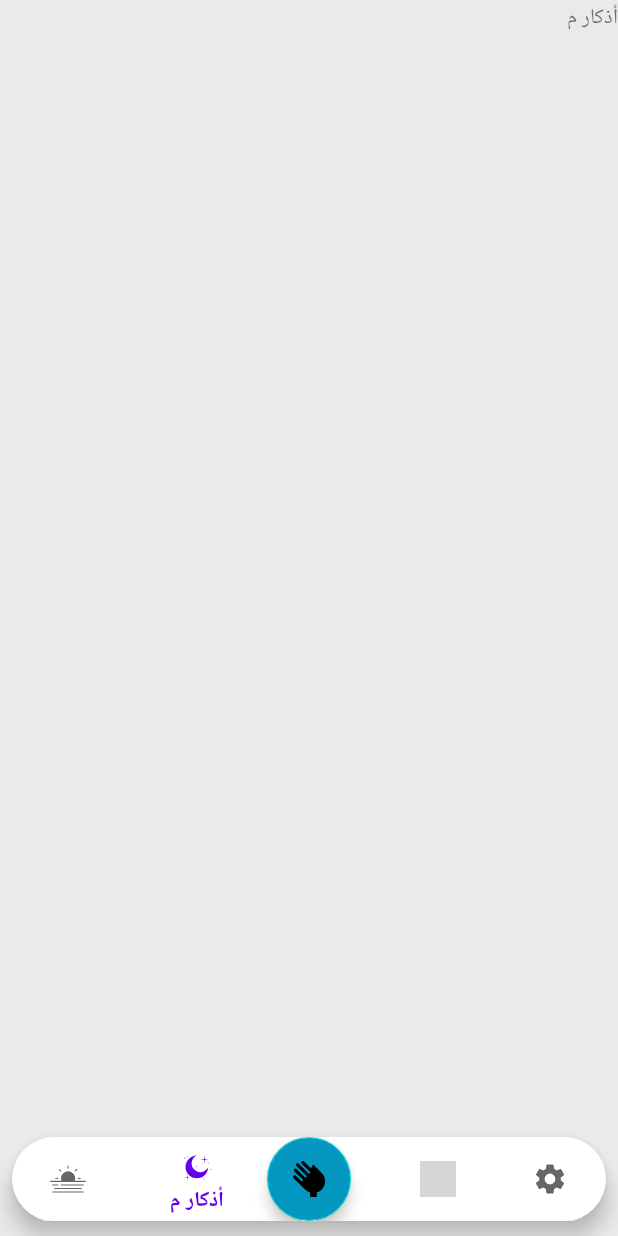
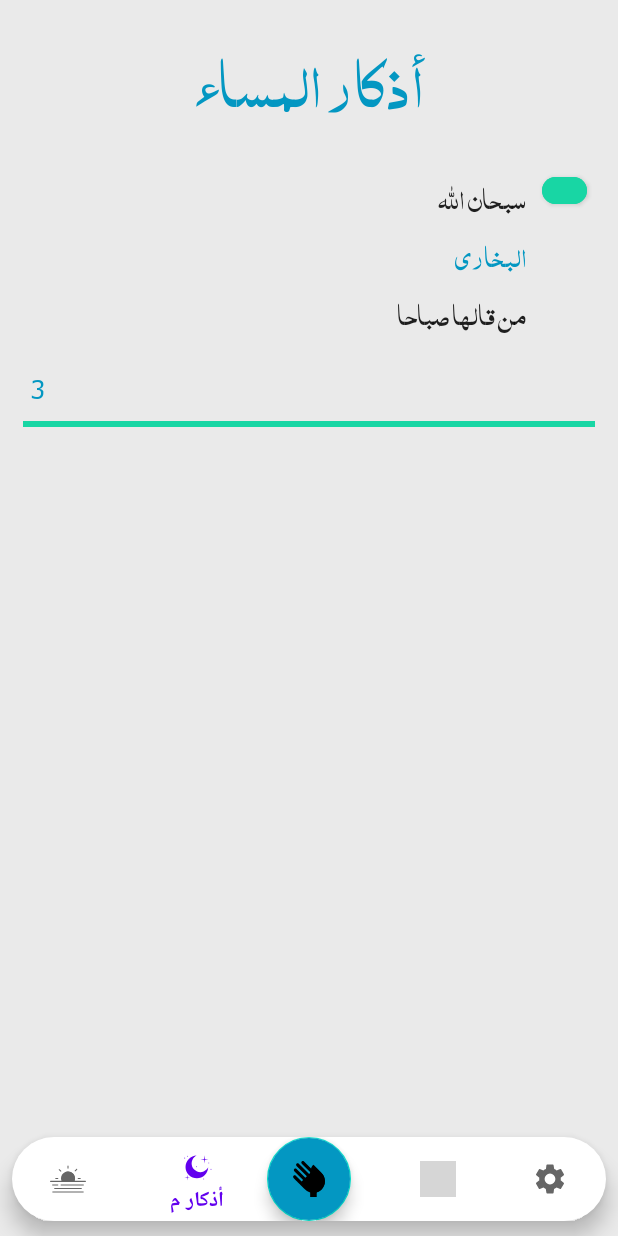
Before and after one commit to AhmedMohamedAbdelmohsen/DigiSebha, an Android app: the screen it shows after launch (MainActivity), item 2 of the bottom bar chosen, on a phone screen of 412 x 824 dp. Run offline under Robolectric (Android 15) with nearby library versions, the phone set to English and light mode, and no system bars; our stand-ins replace Room's generated code, navigation-ui; Roboto replaces fonts that are not available here; 1 statement that could not run was skipped; grey boxes are pictures that could not be loaded.

Commit message:
DigiSebha

```diff
--- a/app/build.gradle
+++ b/app/build.gradle
@@ -59,4 +59,6 @@ dependencies {
     // LiveData
     implementation "androidx.lifecycle:lifecycle-livedata:2.2.0"
 
+
+
 }
--- /dev/null
+++ b/app/src/main/java/com/example/digisebhaa/Data.java
@@ -0,0 +1,13 @@
+package com.example.digisebhaa;
+
+import com.example.digisebhaa.pojo.SebhaDao;
+import com.example.digisebhaa.pojo.SebhaModel;
+
+public class Data {
+    public void getAllData(SebhaDao sebhaDao) {
+        sebhaDao.insert(new SebhaModel("لا إله الا الله", "البخاري", "من قالها صباحا", 3, 0));
+        sebhaDao.insert(new SebhaModel("سبحان الله", "البخاري", "من قالها صباحا", 3, 1));
+        sebhaDao.insert(new SebhaModel("الحمد لله", "البخاري", "من قالها صباحا", 3, 2));
+
+    }
+}
--- a/app/src/main/java/com/example/digisebhaa/EveningFragment.java
+++ b/app/src/main/java/com/example/digisebhaa/EveningFragment.java
@@ -1,17 +1,23 @@
 package com.example.digisebhaa;
 
+import android.graphics.Typeface;
 import android.os.Bundle;
+import android.view.LayoutInflater;
+import android.view.View;
+import android.view.ViewGroup;
 
 import androidx.annotation.NonNull;
 import androidx.annotation.Nullable;
 import androidx.fragment.app.Fragment;
-
-import android.view.LayoutInflater;
-import android.view.View;
-import android.view.ViewGroup;
+import androidx.lifecycle.Observer;
+import androidx.lifecycle.ViewModelProvider;
+import androidx.recyclerview.widget.LinearLayoutManager;
 
 import com.example.digisebhaa.databinding.FragmentEveningBinding;
+import com.example.digisebhaa.pojo.SebhaModel;
 import com.google.android.material.bottomnavigation.BottomNavigationView;
+
+import java.util.List;
 
 
 /**
@@ -20,6 +26,8 @@ import com.google.android.material.bottomnavigation.BottomNavigationView;
 public class EveningFragment extends Fragment {
 
     private FragmentEveningBinding binding;
+    private SebhaViewModel viewModel;
+    private Typeface typeface;
 
     public EveningFragment() {
         // Required empty public constructor
@@ -39,7 +47,24 @@ public class EveningFragment extends Fragment {
     public void onViewCreated(@NonNull View view, @Nullable Bundle savedInstanceState) {
         super.onViewCreated(view, savedInstanceState);
         BottomNavigationView bottomNavigationView = getActivity().findViewById(R.id.bottom_nav_bar);
-        bottomNavigationView.setVisibility(view.VISIBLE);
+        bottomNavigationView.setVisibility(View.VISIBLE);
+        typeface = Typeface.createFromAsset(getActivity().getAssets(), "almushaf.ttf");
+        binding.tvTitle.setTypeface(typeface);
 
     }
+
+    @Override
+    public void onActivityCreated(@Nullable Bundle savedInstanceState) {
+        super.onActivityCreated(savedInstanceState);
+        final SebhaListAdapter adapter = new SebhaListAdapter(getActivity());
+        binding.rvEveningDhikr.setLayoutManager(new LinearLayoutManager(getActivity()));
+        binding.rvEveningDhikr.setAdapter(adapter);
+        viewModel = new ViewModelProvider(getActivity()).get(SebhaViewModel.class);
+        viewModel.GetAllEveningDhikr().observe(getViewLifecycleOwner(), new Observer<List<SebhaModel>>() {
+            @Override
+            public void onChanged(List<SebhaModel> words) {
+                adapter.setList(words);
+            }
+        });
+    }
 }
--- a/app/src/main/java/com/example/digisebhaa/SebhaDataBase.java
+++ b/app/src/main/java/com/example/digisebhaa/SebhaDataBase.java
@@ -2,15 +2,15 @@ package com.example.digisebhaa;
 
 import android.content.Context;
 import android.os.AsyncTask;
-
-import com.example.digisebhaa.pojo.SebhaModel;
-import com.example.digisebhaa.pojo.SebhaDao;
 
 import androidx.annotation.NonNull;
 import androidx.room.Database;
 import androidx.room.Room;
 import androidx.room.RoomDatabase;
 import androidx.sqlite.db.SupportSQLiteDatabase;
+
+import com.example.digisebhaa.pojo.SebhaDao;
+import com.example.digisebhaa.pojo.SebhaModel;
 
 @Database(entities = {SebhaModel.class}, version = 3, exportSchema = false)
 public abstract class SebhaDataBase extends RoomDatabase {
@@ -51,9 +51,10 @@ public abstract class SebhaDataBase extends RoomDatabase {
         @Override
         protected Void doInBackground(final Void... voids) {
             sebhaDao.deleteALL();
-
-            sebhaDao.insert(new SebhaModel("لا إله الا الله", "البخاري", "من قالها صباحا", 3, 0));
-            sebhaDao.insert(new SebhaModel("سبحان الله", "البخاري", "من قالها صباحا", 3, 0));
+            Data data = new Data();
+            data.getAllData(sebhaDao);
+//            sebhaDao.insert(new SebhaModel("لا إله الا الله", "البخاري", "من قالها صباحا", 3, 0));
+//            sebhaDao.insert(new SebhaModel("سبحان الله", "البخاري", "من قالها صباحا", 3, 1));
             return null;
 
         }
--- a/app/src/main/java/com/example/digisebhaa/SebhaListAdapter.java
+++ b/app/src/main/java/com/example/digisebhaa/SebhaListAdapter.java
@@ -1,6 +1,7 @@
 package com.example.digisebhaa;
 
 import android.content.Context;
+import android.graphics.Typeface;
 import android.view.LayoutInflater;
 import android.view.View;
 import android.view.ViewGroup;
@@ -27,7 +28,7 @@ public class SebhaListAdapter extends RecyclerView.Adapter<SebhaListAdapter.Sebh
     @NonNull
     @Override
     public SebhaViewHolder onCreateViewHolder(@NonNull ViewGroup parent, int viewType) {
-        View view = layoutInflater.inflate(R.layout.morning_dhikr_item, parent, false);
+        View view = layoutInflater.inflate(R.layout.dhikr_item, parent, false);
         return new SebhaViewHolder(view);
     }
 
@@ -36,9 +37,13 @@ public class SebhaListAdapter extends RecyclerView.Adapter<SebhaListAdapter.Sebh
         if (getList != null) {
             SebhaModel current = getList.get(position);
             holder.text.setText(current.getText());
+            holder.text.setTypeface(holder.typeface);
             holder.description.setText(current.getDescription());
+            holder.description.setTypeface(holder.typeface);
             holder.narated_by.setText(current.getNarated_by());
+            holder.narated_by.setTypeface(holder.typeface);
             holder.repeated.setText(String.valueOf(current.getRepeats()));
+            holder.repeated.setTypeface(holder.typeface);
             holder.materialButton.setOnClickListener(new View.OnClickListener() {
                 @Override
                 public void onClick(View v) {
@@ -80,14 +85,28 @@ public class SebhaListAdapter extends RecyclerView.Adapter<SebhaListAdapter.Sebh
         TextView narated_by;
         TextView repeated;
         TextView description;
+        Typeface typeface;
 
         public SebhaViewHolder(@NonNull View itemView) {
             super(itemView);
+            typeface = Typeface.createFromAsset(itemView.getContext().getAssets(), "almushaf.ttf");
+            //this.text.setTypeface(typeface);
             materialButton = itemView.findViewById(R.id.btn_counter);
             text = itemView.findViewById(R.id.tv_text);
             narated_by = itemView.findViewById(R.id.tv_narated_by);
             repeated = itemView.findViewById(R.id.tv_repeats);
             description = itemView.findViewById(R.id.tv_description);
+            materialButton.setText("0");
+
+            itemView.setOnClickListener(new View.OnClickListener() {
+                @Override
+                public void onClick(View v) {
+                    int count = Integer.parseInt(materialButton.getText().toString());
+                    if (count < 100) {
+                        materialButton.setText(String.valueOf(count + 1));
+                    }
+                }
+            });
 
         }
     }
--- a/app/src/main/java/com/example/digisebhaa/SebhaRepository.java
+++ b/app/src/main/java/com/example/digisebhaa/SebhaRepository.java
@@ -3,26 +3,41 @@ package com.example.digisebhaa;
 import android.app.Application;
 import android.os.AsyncTask;
 
+import androidx.lifecycle.LiveData;
+
+import com.example.digisebhaa.pojo.SebhaDao;
 import com.example.digisebhaa.pojo.SebhaModel;
-import com.example.digisebhaa.pojo.SebhaDao;
 
 import java.util.List;
-
-import androidx.lifecycle.LiveData;
 
 public class SebhaRepository {
     private SebhaDao sebhaDao;
     private LiveData<List<SebhaModel>> getAllMorningDhikr;
+    private LiveData<List<SebhaModel>> getAllEveningDhikr;
+    private LiveData<List<SebhaModel>> getAllHadith;
+
 
     SebhaRepository(Application application) {
         SebhaDataBase dataBase = SebhaDataBase.getDataBase(application);
         sebhaDao = dataBase.sebhaDao();
-        getAllMorningDhikr = sebhaDao.getAllMorningDhikr();
+        getAllMorningDhikr = sebhaDao.getAllMorningDhikr(0);
+        getAllEveningDhikr = sebhaDao.getAllEveningDhikr(1);
+        getAllHadith = sebhaDao.getAllHadith(2);
+
     }
 
     LiveData<List<SebhaModel>> getGetAllMorningDhikr() {
         return getAllMorningDhikr;
     }
+
+    LiveData<List<SebhaModel>> getGetAllEveningDhikr() {
+        return getAllEveningDhikr;
+    }
+
+    LiveData<List<SebhaModel>> getGetAllHadith() {
+        return getAllHadith;
+    }
+
 
     void insert(SebhaModel model) {
         new insertAsyncTask(sebhaDao).execute();
--- a/app/src/main/java/com/example/digisebhaa/SebhaViewModel.java
+++ b/app/src/main/java/com/example/digisebhaa/SebhaViewModel.java
@@ -1,30 +1,45 @@
 package com.example.digisebhaa;
 
 import android.app.Application;
+
+import androidx.annotation.NonNull;
+import androidx.lifecycle.AndroidViewModel;
+import androidx.lifecycle.LiveData;
 
 import com.example.digisebhaa.pojo.SebhaModel;
 
 import java.util.List;
 
-import androidx.annotation.NonNull;
-import androidx.lifecycle.AndroidViewModel;
-import androidx.lifecycle.LiveData;
-
 public class SebhaViewModel extends AndroidViewModel {
     private SebhaRepository repository;
     private LiveData<List<SebhaModel>> getAllMorningDhikr;
+    private LiveData<List<SebhaModel>> getAllEveningDhikr;
+    private LiveData<List<SebhaModel>> getAllHadith;
+
 
     public SebhaViewModel(@NonNull Application application) {
         super(application);
         repository = new SebhaRepository(application);
         getAllMorningDhikr = repository.getGetAllMorningDhikr();
+        getAllEveningDhikr = repository.getGetAllEveningDhikr();
+        getAllHadith = repository.getGetAllHadith();
+
     }
 
-    LiveData<List<SebhaModel>> GetAllMorningDhikr(){
+    LiveData<List<SebhaModel>> GetAllMorningDhikr() {
         return getAllMorningDhikr;
     }
 
-    public void insert(SebhaModel model){
+    LiveData<List<SebhaModel>> GetAllEveningDhikr() {
+        return getAllEveningDhikr;
+    }
+
+    LiveData<List<SebhaModel>> GetAllHadith() {
+        return getAllHadith;
+    }
+
+
+    public void insert(SebhaModel model) {
         repository.insert(model);
     }
 }
--- a/app/src/main/java/com/example/digisebhaa/pojo/SebhaDao.java
+++ b/app/src/main/java/com/example/digisebhaa/pojo/SebhaDao.java
@@ -1,13 +1,11 @@
 package com.example.digisebhaa.pojo;
-
-import java.util.List;
 
 import androidx.lifecycle.LiveData;
 import androidx.room.Dao;
-import androidx.room.Delete;
 import androidx.room.Insert;
 import androidx.room.Query;
-import androidx.room.Update;
+
+import java.util.List;
 
 @Dao
 public interface SebhaDao {
@@ -20,13 +18,17 @@ public interface SebhaDao {
     @Query("DELETE FROM sebha_table")
     void deleteALL();
 
-    @Query("SELECT * FROM sebha_table ORDER BY text ASC")
-    LiveData<List<SebhaModel>> getAllMorningDhikr();
+    @Query("SELECT * FROM sebha_table WHERE type IN (:x) ORDER BY text ASC")
+    LiveData<List<SebhaModel>> getAllMorningDhikr(int x);
+
+    @Query("SELECT * FROM sebha_table WHERE type IN (:x) ORDER BY text ASC")
+    LiveData<List<SebhaModel>> getAllEveningDhikr(int x);
+
+    @Query("SELECT * FROM sebha_table WHERE type IN (:x) ORDER BY text ASC")
+    LiveData<List<SebhaModel>> getAllHadith(int x);
 
 //    @Query("SELECT * FROM sebha_table WHERE type IN (:x)")
 //    LiveData<List<SebhaModel>> getAllMorningDhikr(int x);
 
 
-
-
 }
--- a/app/src/main/res/layout/morning_dhikr_item.xml
+++ b/app/src/main/res/layout/dhikr_item.xml
@@ -1,6 +1,7 @@
 <?xml version="1.0" encoding="utf-8"?>
 <androidx.constraintlayout.widget.ConstraintLayout xmlns:android="http://schemas.android.com/apk/res/android"
     xmlns:app="http://schemas.android.com/apk/res-auto"
+    style="?android:borderlessButtonStyle"
     android:layout_width="match_parent"
     android:layout_height="wrap_content"
     android:padding="5dp">
@@ -10,6 +11,7 @@
         style="@style/Widget.MaterialComponents.FloatingActionButton"
         android:layout_width="30dp"
         android:layout_height="30dp"
+        android:layout_marginEnd="5dp"
         android:backgroundTint="@color/lightGreen"
         android:text="0"
         android:textAlignment="center"
@@ -20,10 +22,10 @@
 
     <TextView
         android:id="@+id/tv_text"
+        style="@style/TextAppearance.AppCompat.Large"
         android:layout_width="0dp"
         android:layout_height="wrap_content"
         android:layout_marginEnd="10dp"
-        android:padding="2dp"
         android:text="لا اله الا الله"
         app:layout_constraintEnd_toStartOf="@id/btn_counter"
         app:layout_constraintStart_toStartOf="parent"
@@ -31,9 +33,9 @@
 
     <TextView
         android:id="@+id/tv_narated_by"
+        style="@style/TextAppearance.AppCompat.Large"
         android:layout_width="0dp"
         android:layout_height="wrap_content"
-        android:padding="2dp"
         android:text="رواه البخاري"
         android:textColor="@color/lightBlue"
         app:layout_constraintEnd_toEndOf="@id/tv_text"
@@ -42,9 +44,9 @@
 
     <TextView
         android:id="@+id/tv_description"
+        style="@style/TextAppearance.AppCompat.Large"
         android:layout_width="0dp"
         android:layout_height="wrap_content"
-        android:padding="2dp"
         android:text="من قالها حين يصبح"
         app:layout_constraintEnd_toEndOf="@id/tv_narated_by"
         app:layout_constraintStart_toStartOf="@id/tv_narated_by"
@@ -54,19 +56,19 @@
         android:id="@+id/tv_repeats"
         android:layout_width="wrap_content"
         android:layout_height="wrap_content"
-        android:background="@color/lightBlue"
-        android:paddingLeft="5dp"
-        android:paddingRight="5dp"
+        android:layout_marginStart="5dp"
+        android:gravity="center"
         android:text="3"
-        android:textColor="@android:color/white"
-        android:textSize="18sp"
+        android:textColor="@color/lightBlue"
+        android:textSize="30sp"
+        app:layout_constraintBottom_toTopOf="@id/view"
         app:layout_constraintStart_toStartOf="parent"
         app:layout_constraintTop_toBottomOf="@id/tv_description" />
 
-    <view
+    <View
+        android:id="@+id/view"
         android:layout_width="match_parent"
         android:layout_height="4dp"
-        android:layout_marginTop="5dp"
         android:background="@color/lightGreen"
         android:backgroundTint="@color/lightGreen"
         app:layout_constraintEnd_toEndOf="parent"
--- a/app/src/main/res/layout/fragment_evening.xml
+++ b/app/src/main/res/layout/fragment_evening.xml
@@ -1,14 +1,32 @@
 <?xml version="1.0" encoding="utf-8"?>
-<FrameLayout xmlns:android="http://schemas.android.com/apk/res/android"
+<androidx.constraintlayout.widget.ConstraintLayout xmlns:android="http://schemas.android.com/apk/res/android"
+    xmlns:app="http://schemas.android.com/apk/res-auto"
     xmlns:tools="http://schemas.android.com/tools"
     android:layout_width="match_parent"
     android:layout_height="match_parent"
     tools:context=".EveningFragment">
 
-    <!-- TODO: Update blank fragment layout -->
     <TextView
+        android:id="@+id/tv_title"
         android:layout_width="match_parent"
-        android:layout_height="match_parent"
-        android:text="@string/evening" />
+        android:layout_height="wrap_content"
+        android:gravity="center"
+        android:paddingTop="10dp"
+        android:text="أذكار المساء"
+        android:textColor="@color/lightBlue"
+        android:textSize="50sp"
+        app:layout_constraintEnd_toEndOf="parent"
+        app:layout_constraintStart_toStartOf="parent"
+        app:layout_constraintTop_toTopOf="parent" />
 
-</FrameLayout>
+    <androidx.recyclerview.widget.RecyclerView
+        android:id="@+id/rv_evening_dhikr"
+        android:layout_width="0dp"
+        android:layout_height="0dp"
+        android:padding="10dp"
+        app:layout_constraintBottom_toBottomOf="parent"
+        app:layout_constraintEnd_toEndOf="parent"
+        app:layout_constraintStart_toStartOf="parent"
+        app:layout_constraintTop_toBottomOf="@id/tv_title" />
+
+</androidx.constraintlayout.widget.ConstraintLayout>
```
Also changed, not shown: app/src/main/java/com/example/digisebhaa/HadithSharifFragment.java (+31 -5 lines), app/src/main/java/com/example/digisebhaa/MorningFragment.java (+7 -2 lines), app/src/main/res/layout/fragment_hadith_sharif.xml (+23 -5 lines), app/src/main/res/layout/fragment_morning.xml (+21 -3 lines).
